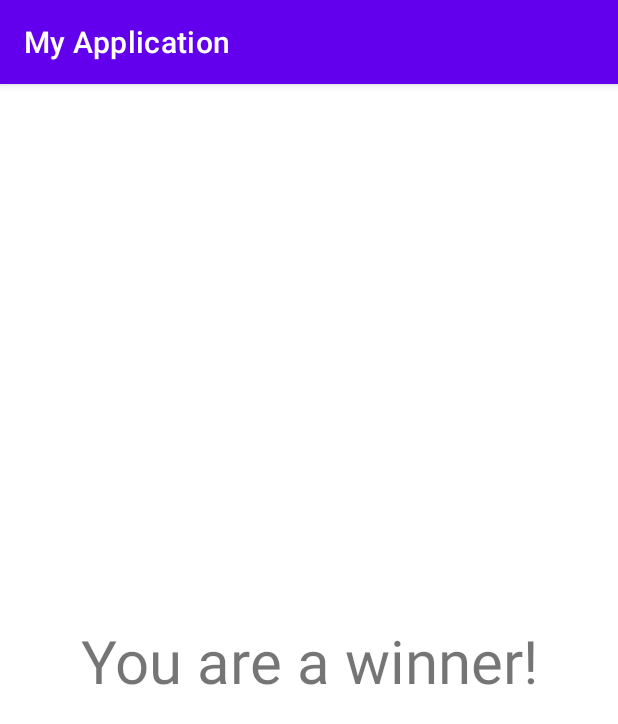
After one commit to shahabsaalami/mft-mashhad-2022-autumn, an Android app: the WinnerActivity screen opened directly, with no data from a screen before it, on a phone screen of 412 x 824 dp. The commit adds this screen. Shown: the top 724 px of the screen. Run offline under Robolectric (Android 15) with nearby library versions, the phone set to English and light mode, and no system bars.

Commit message:
create winner activity

```diff
--- /dev/null
+++ b/app/src/main/java/com/example/myapplication/WinnerActivity.kt
@@ -0,0 +1,11 @@
+package com.example.myapplication
+
+import androidx.appcompat.app.AppCompatActivity
+import android.os.Bundle
+
+class WinnerActivity : AppCompatActivity() {
+    override fun onCreate(savedInstanceState: Bundle?) {
+        super.onCreate(savedInstanceState)
+        setContentView(R.layout.activity_winner)
+    }
+}
--- /dev/null
+++ b/app/src/main/res/layout/activity_winner.xml
@@ -0,0 +1,20 @@
+<?xml version="1.0" encoding="utf-8"?>
+<androidx.constraintlayout.widget.ConstraintLayout xmlns:android="http://schemas.android.com/apk/res/android"
+    xmlns:app="http://schemas.android.com/apk/res-auto"
+    xmlns:tools="http://schemas.android.com/tools"
+    android:layout_width="match_parent"
+    android:layout_height="match_parent"
+    tools:context=".WinnerActivity">
+
+    <TextView
+        android:id="@+id/textView"
+        android:layout_width="wrap_content"
+        android:layout_height="wrap_content"
+        android:gravity="center"
+        android:text="You are a winner!"
+        android:textSize="40dp"
+        app:layout_constraintBottom_toBottomOf="parent"
+        app:layout_constraintEnd_toEndOf="parent"
+        app:layout_constraintStart_toStartOf="parent"
+        app:layout_constraintTop_toTopOf="parent" />
+</androidx.constraintlayout.widget.ConstraintLayout>
```
Also changed, not shown: app/src/main/AndroidManifest.xml (+7 -0 lines), app/src/main/java/com/example/myapplication/MainActivity.kt (+11 -3 lines).
